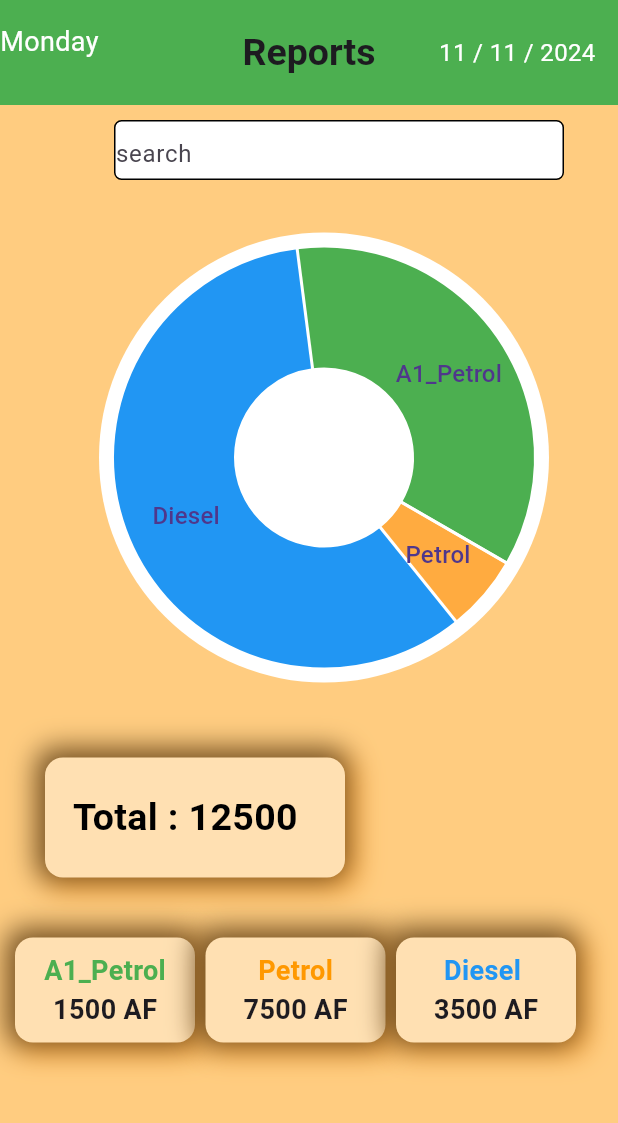
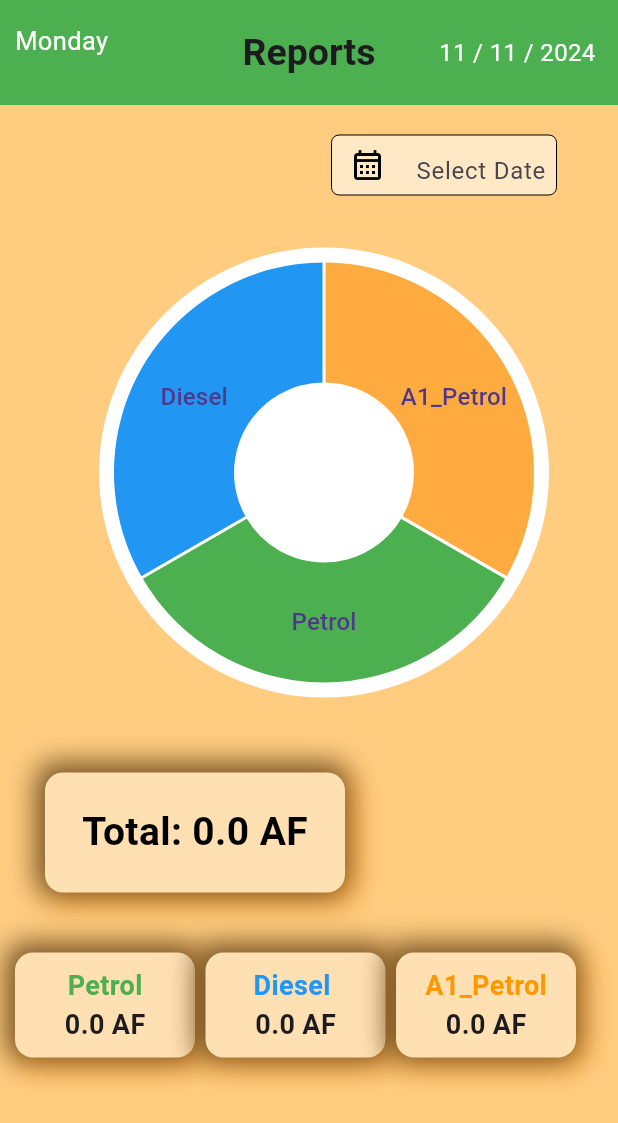
Before and after one commit to Ahmadi83/assignment_-14, a Flutter app: the Report_page screen opened directly, on a phone screen of 412 x 824 dp. Shown: the top 1123 px of the screen. Run offline on Flutter 3.47's test engine with Material 3 defaults, Android fonts, the phone set to English and light mode, and no system bars; drawn by our look-alikes of fl_chart; our stand-ins replace animated_text_kit, custom_navigation_bar, image_picker, sqflite; accounts and stored records are empty; statements that could not run were skipped.

Commit message:
fielter Added

```diff
--- a/lib/BottomNavigation.dart
+++ b/lib/BottomNavigation.dart
@@ -6,7 +6,6 @@ import 'package:flutter/cupertino.dart';
 import 'package:flutter/material.dart';
 import 'package:custom_navigation_bar/custom_navigation_bar.dart';
 import 'package:flutter/widgets.dart';
-import 'package:font_awesome_flutter/font_awesome_flutter.dart';
 
 class BottomNavigat_page extends StatefulWidget {
   const BottomNavigat_page({super.key});
--- a/lib/Reports.dart
+++ b/lib/Reports.dart
@@ -1,6 +1,8 @@
 
 import 'dart:async';
-import 'dart:ui';
+import 'dart:core';
+import 'package:assignment_14/Database.dart';
+import 'package:assignment_14/List_Page.dart';
 import 'package:flutter/cupertino.dart';
 import 'package:flutter/material.dart';
 import 'package:fl_chart/fl_chart.dart';
@@ -17,6 +19,8 @@ class Report_page extends StatefulWidget {
 
 class _Report_pageState extends State<Report_page> {
 
+  List<Sales> _sales=[];
+
 
   String? selectedOption;
 
@@ -26,7 +30,7 @@ class _Report_pageState extends State<Report_page> {
 
 
 
-var radis =5.0;
+var radis =65.0;
 
  ChartData (title,coloor,radius,amount){
   return PieChartSectionData(
@@ -39,12 +43,31 @@ var radis =5.0;
  }
 
 
+
+  Future<void> _fetchSales ([DateTime? date]) async{
+    List<Sales>? allSales = await DatabaseHelper.getAll_Sales();
+    setState(() {
+      if(_selectedDate != null){
+        _sales = allSales?.where((sale) => isSameDate(sale.getDataAsDateTime(), _selectedDate!)).toList() ?? [];
+      }else {
+        _sales = allSales ?? [];
+      }
+    });
+  }
+
+
+  bool isSameDate(DateTime date1,DateTime date2){
+   return date1.year == date2.year && date1.month == date2.month && date1.day == date2.day;
+  }
+
+
   @override
   void initState() {
     super.initState();
+    _fetchSales();
     _UpdateTime();
+    _initialzeFirstDate();
     Timer.periodic(Duration(seconds: 1),(Timer t ) =>_UpdateTime() );
-
   }
 
   void _UpdateTime(){
@@ -62,9 +85,55 @@ var radis =5.0;
 
 
 
+  double _calculateTotalByFuelType(String fuelType) {
+    return _sales.where((item) => item.comodity == fuelType)
+        .fold(1.0, (sum, item) => sum + (item.price ?? 0));
+  }
+
+
+  double _calculateTotalByFuelType_Container(String fuelType) {
+    return _sales.where((item) => item.comodity == fuelType)
+        .fold(.0, (sum, item) => sum + (item.price ?? 0));
+  }
+
+
+  // This Part of Code is For Calendar (Data picker) and Intilized it -----
+
+  DateTime? _selectedDate;
+  DateTime? _firstDate;
+  final _datacontroller = TextEditingController();
+
+  Future<void> _initialzeFirstDate() async{
+    DateTime? earliseDate = await DatabaseHelper.getEarliestDate();
+    setState(() {
+      _firstDate = earliseDate ?? DateTime(2000);
+    });
+  }
+
+
+  Future<void> _selectDate (BuildContext context) async {
+    DateTime? pickedDate = await showDatePicker(
+     context: context,
+      initialDate : _selectedDate ?? DateTime.now(),
+      firstDate : _firstDate ?? DateTime(2000),
+      lastDate : DateTime.now(),
+    );
+    if(pickedDate != null && pickedDate != _selectedDate){
+      setState(() {
+        _selectedDate = pickedDate;
+        _datacontroller.text = DateFormat('yyyy-MM-dd').format(pickedDate);
+      });
+      await _fetchSales(_selectedDate);
+    }
+  }
+
+  // Calender Finished -----------
+
+
 
   @override
   Widget build(BuildContext context) {
+
     return Scaffold(
         backgroundColor: Colors.orange[200],
 
@@ -78,36 +147,39 @@ var radis =5.0;
             )
           ],
           leading:Padding(
-            padding: const EdgeInsets.only(top: 15),
+            padding: const EdgeInsets.only(top: 15,left: 10),
 
-            child: Text(_week_day,style: TextStyle(fontSize: 18,color: Colors.white),),
+            child: Text(_week_day,style: TextStyle(fontSize: 17,color: Colors.white),),
           ),
 
-          title: Text(
-            'Reports',
-            style: TextStyle(fontSize: 25, fontWeight: FontWeight.bold),
-          ),
+          title: Text('Reports', style: TextStyle(fontSize: 25, fontWeight: FontWeight.bold),),
           centerTitle: true,
           leadingWidth: 100,
         ),
 
 
-        body: Column(
+        body: ListView(
+          children: [Column(
             mainAxisAlignment: MainAxisAlignment.start,
 
             children: [
               Padding(
-              padding: const EdgeInsets.only(left: 40,top: 10),
-              child: Container(width: 300, height: 40,
+                padding: const EdgeInsets.only(left: 180,top: 20),
+                child: Container(width: 150, height: 40,
                     decoration: BoxDecoration(borderRadius: BorderRadius.circular(5),
-                    color: Colors.white,
-                    border: Border.all( width: 1),
+                      color: Colors.white54,
+                      border: Border.all(width: 0),
                     ),
                     child: TextField(
-                    // controller: control_2,
+                       controller: _datacontroller,
+                      readOnly: true,
+                      onTap: ()=> _selectDate(context),
                       decoration: InputDecoration(
+                        prefixIconColor: _selectedDate == null ? Colors.black : Colors.red,
+                        prefixIcon: Icon(Icons.calendar_month_outlined),
                         border: InputBorder.none,
-                      hintText: 'search',
+                        hintFadeDuration: Duration(milliseconds: 500),
+                        hintText: ' Select Date',
                       ),
                     )),
               ),
@@ -124,9 +196,9 @@ var radis =5.0;
                       centerSpaceColor:  Colors.white,
                       centerSpaceRadius: 60,
                      sections: [
-                    ChartData('Petrol', Colors.orangeAccent, 80.0,radis),
-                    ChartData('Diesel', Colors.blue, 80.0,50.0),
-                    ChartData('A1_Petrol', Colors.green, 80.0,30.1),
+                      ChartData('Petrol', Colors.green, 80.0,_calculateTotalByFuelType('petrol')?? 1),
+                      ChartData('Diesel', Colors.blue, 80.0,_calculateTotalByFuelType('diesel')?? 0),
+                      ChartData('A1_Petrol', Colors.orangeAccent, 80.0,_calculateTotalByFuelType('A1_PETROL')?? 0  ),
 
 
                      ]
@@ -159,8 +231,13 @@ var radis =5.0;
 
                       ]
                     ),
-                   child: Center(child: Text('Total : 12500  ',
-                     style: TextStyle(fontSize: 25,fontWeight: FontWeight.bold,color: Colors.black),)),
+                     child: Center(child: Text('Total: ${_sales.fold(0.0, (sum, item) => sum + (item.price ?? 0))} AF',
+                       style:   _sales.fold(0.0, (sum, item) => sum + (item.price ?? 0)) <=10000 ?
+                       TextStyle(fontSize: 26,fontWeight: FontWeight.bold,color: Colors.black):
+                       TextStyle(fontSize: 22,fontWeight: FontWeight.bold,color: Colors.black),
+
+    ))
+
                     ),
                   ),
                 ],
@@ -171,15 +248,17 @@ var radis =5.0;
                 padding: const EdgeInsets.only(left: 10,right: 5),
                 child: Row(mainAxisAlignment: MainAxisAlignment.start,
                   children: [
-                container(Colors.green, 1500,'A1_Petrol'),
+                    container(Colors.green,_calculateTotalByFuelType_Container('petrol') ,"Petrol"),
                     SizedBox(width: 7,),
-                container(Colors.orange, 7500,"Petrol"),
+                    container(Colors.blue,_calculateTotalByFuelType_Container('diesel'),"Diesel "),
                     SizedBox(width: 7,),
-                  container(Colors.blue,3500,"Diesel "),
+                    container(Colors.orange, _calculateTotalByFuelType_Container('A1_PETROL'),'A1_Petrol'),
                   ],
                 ),
               )
             ],
+          ),
+       ]
         ));
 
   }
@@ -215,7 +294,7 @@ var radis =5.0;
                 fontWeight: FontWeight.bold,
                 color: color),
           ),
-          Text('$amount AF',style: TextStyle(fontSize: 18,fontWeight: FontWeight.bold),),
+          Text('${amount} AF',style: TextStyle(fontSize: 18,fontWeight: FontWeight.bold),),
         ],
       ),
     ),
```
Also changed, not shown: pubspec.lock. Lines whose indentation alone changed are shown as unchanged.
